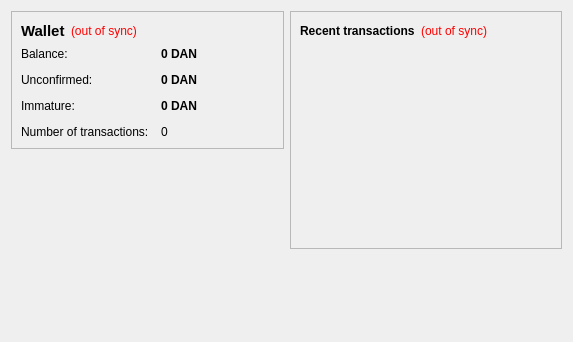
Qt form src/qt/forms/overviewpage.ui (thaReal/DannyCoin) before a commit.
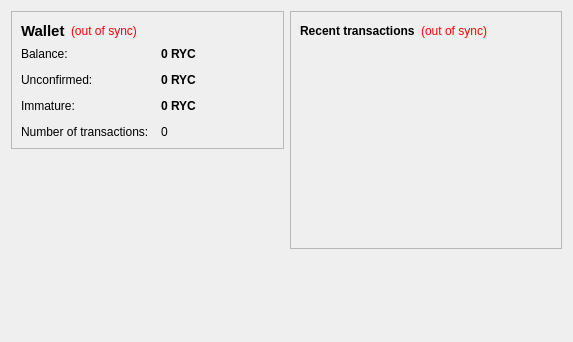
The same form after that commit.

```diff
--- a/src/qt/forms/overviewpage.ui
+++ b/src/qt/forms/overviewpage.ui
@@ -105,7 +105,7 @@
              <string>Your current balance</string>
             </property>
             <property name="text">
-             <string notr="true">0 DAN</string>
+             <string notr="true">0 RYC</string>
             </property>
             <property name="textInteractionFlags">
              <set>Qt::LinksAccessibleByMouse|Qt::TextSelectableByKeyboard|Qt::TextSelectableByMouse</set>
@@ -134,7 +134,7 @@
              <string>Total of transactions that have yet to be confirmed, and do not yet count toward the current balance</string>
             </property>
             <property name="text">
-             <string notr="true">0 DAN</string>
+             <string notr="true">0 RYC</string>
             </property>
             <property name="textInteractionFlags">
              <set>Qt::LinksAccessibleByMouse|Qt::TextSelectableByKeyboard|Qt::TextSelectableByMouse</set>
@@ -177,7 +177,7 @@
              <string>Mined balance that has not yet matured</string>
             </property>
             <property name="text">
-             <string notr="true">0 DAN</string>
+             <string notr="true">0 RYC</string>
             </property>
             <property name="textInteractionFlags">
              <set>Qt::LinksAccessibleByMouse|Qt::TextSelectableByKeyboard|Qt::TextSelectableByMouse</set>
```
Left out of the diff: 4 changed lines with no effect on the pictures.
